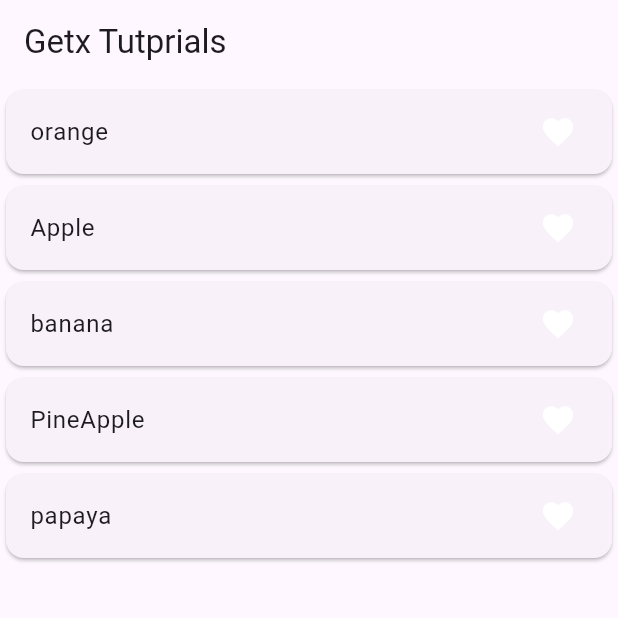
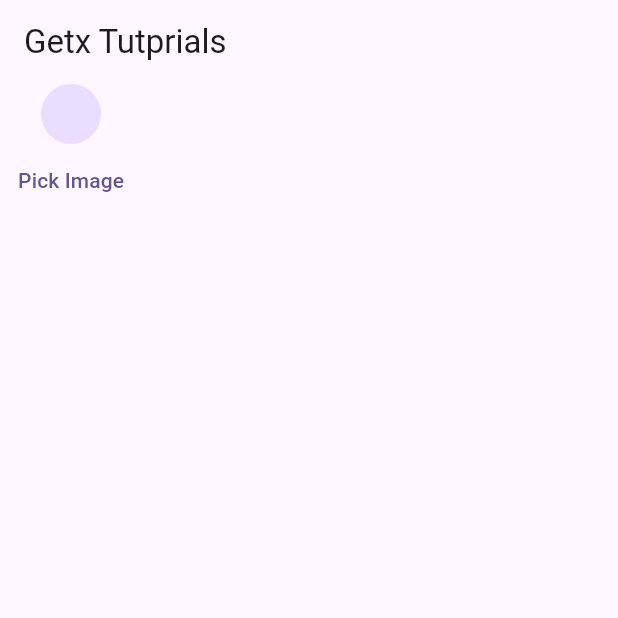
Before and after one commit to Abhaykevat/flutter_getx_tutorials, a Flutter app: the screen it shows after launch, on a phone screen of 412 x 824 dp, the top half of it. Run offline on Flutter 3.47's test engine with Material 3 defaults, Android fonts, the phone set to English and light mode, and no system bars; our stand-ins replace get, image_picker.

Commit message:
image_picker_with_getx

```diff
--- a/lib/home_screen.dart
+++ b/lib/home_screen.dart
@@ -1,10 +1,14 @@
+import 'dart:io';
+
 import 'package:flutter/material.dart';
 import 'package:flutter_getx_tutorials/counter_controller.dart';
 // import 'package:flutter_getx_tutorials/counter_controller.dart';
 import 'package:flutter_getx_tutorials/example_two.dart';
 import 'package:flutter_getx_tutorials/favourite_controller.dart';
+import 'package:flutter_getx_tutorials/image_picker_controller.dart';
 // import 'package:flutter_getx_tutorials/screen_one.dart';
 import 'package:get/get.dart';
+import 'package:image_picker/image_picker.dart';
 
 // class HomeScreen extends StatefulWidget {
 //   const HomeScreen({super.key});
@@ -379,6 +383,62 @@ import 'package:get/get.dart';
 
 
 
+// class HomeScreen extends StatefulWidget {
+//   const HomeScreen({super.key});
+
+//   @override
+//   State<HomeScreen> createState() => _HomeScreenState();
+// }
+
+// class _HomeScreenState extends State<HomeScreen>
+// {
+//   FavouriteController controller=Get.put(FavouriteController());
+//   // List<String> fruitList=['orange','Apple','banana','PineApple','papaya'];
+//   // List<String> tempfruitList=[];
+
+
+//   @override
+//   void initState() {
+//     // TODO: implement initState
+//     super.initState();
+//   }
+//   @override
+//   Widget build(BuildContext context) {
+//     print('build');
+//     return Scaffold(
+//       appBar: AppBar(
+//         title: Text("Getx Tutprials"),
+//       ),
+//       body: ListView.builder(
+//         itemCount: controller.fruitList.length,
+//         itemBuilder: (context,index){
+//         return Card(
+//           child: ListTile(
+//             onTap: (){
+//               if(controller.tempfruitList.contains(controller.fruitList[index].toString())){
+//                 controller.removeToFavourite(controller.fruitList[index].toString());
+//               }
+//               else{
+//                 controller.addToFavourite(controller.fruitList[index].toString());
+//               }
+//             },
+//             title: Text(controller.fruitList[index].toString()),
+//             // trailing: Icon(Icons.favorite,color: controller.tempfruitList.contains(controller.fruitList[index].toString()) ? Colors.red :Colors.white),
+//             trailing: Obx(() => Icon(Icons.favorite,color: controller.tempfruitList.contains(controller.fruitList[index].toString()) ? Colors.red :Colors.white)),
+//           ),
+//         );
+//       }),
+//     );
+//   }
+// }
+
+
+
+
+
+
+
+
 class HomeScreen extends StatefulWidget {
   const HomeScreen({super.key});
 
@@ -388,10 +448,7 @@ class HomeScreen extends StatefulWidget {
 
 class _HomeScreenState extends State<HomeScreen>
 {
-  FavouriteController controller=Get.put(FavouriteController());
-  // List<String> fruitList=['orange','Apple','banana','PineApple','papaya'];
-  // List<String> tempfruitList=[];
-
+  ImagePickerController controller=Get.put(ImagePickerController());
 
   @override
   void initState() {
@@ -405,25 +462,20 @@ class _HomeScreenState extends State<HomeScreen>
       appBar: AppBar(
         title: Text("Getx Tutprials"),
       ),
-      body: ListView.builder(
-        itemCount: controller.fruitList.length,
-        itemBuilder: (context,index){
-        return Card(
-          child: ListTile(
-            onTap: (){
-              if(controller.tempfruitList.contains(controller.fruitList[index].toString())){
-                controller.removeToFavourite(controller.fruitList[index].toString());
-              }
-              else{
-                controller.addToFavourite(controller.fruitList[index].toString());
-              }
-            },
-            title: Text(controller.fruitList[index].toString()),
-            // trailing: Icon(Icons.favorite,color: controller.tempfruitList.contains(controller.fruitList[index].toString()) ? Colors.red :Colors.white),
-            trailing: Obx(() => Icon(Icons.favorite,color: controller.tempfruitList.contains(controller.fruitList[index].toString()) ? Colors.red :Colors.white)),
-          ),
+      body: Obx((){
+        return Column(
+           children: [
+            CircleAvatar(
+              backgroundImage: controller.imagePath.isNotEmpty ?
+              FileImage(File(controller.imagePath.toString())) :
+              null
+            ),
+            TextButton(onPressed: (){
+              controller.getImage();
+            }, child: Text('Pick Image'))
+           ],
         );
-      }),
+      })
     );
   }
 }
--- /dev/null
+++ b/lib/image_picker_controller.dart
@@ -0,0 +1,16 @@
+import 'package:get/get.dart';
+import 'package:image_picker/image_picker.dart';
+
+class ImagePickerController extends GetxController{
+  RxString imagePath=''.obs;
+  Future getImage() async{
+    final ImagePicker _picker=ImagePicker();
+    final image =await _picker.pickImage(source: ImageSource.camera);
+    if(image!=null){
+      imagePath.value=image.path.toString();
+    }
+    else{
+       print("No IMage Select");
+    }
+  }
+}
--- a/pubspec.yaml
+++ b/pubspec.yaml
@@ -35,6 +35,7 @@ dependencies:
   # The following adds the Cupertino Icons font to your application.
   # Use with the CupertinoIcons class for iOS style icons.
   cupertino_icons: ^1.0.2
+  image_picker:
   get: ^4.6.6
 
 dev_dependencies:
```
Also changed, not shown: pubspec.lock, 7 other files.
